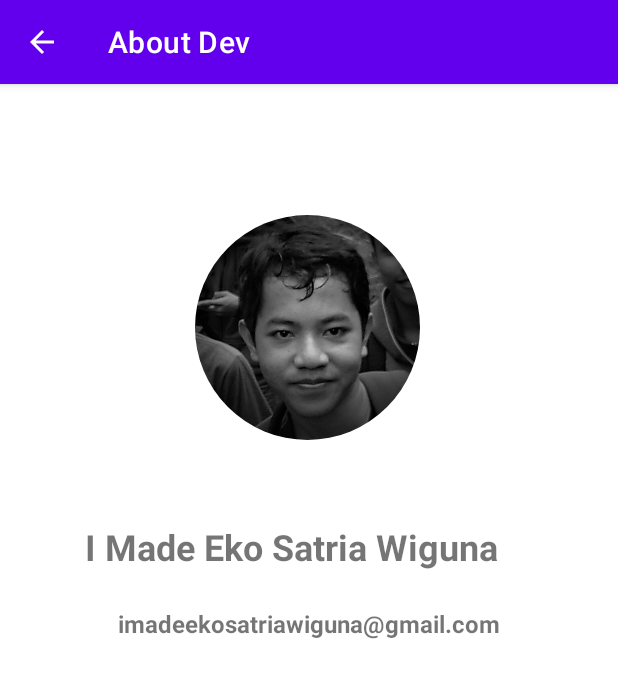
After one commit to imadeekosatria/Android-Courses-DCoding, an Android app: the About screen opened directly, with no data from a screen before it, on a phone screen of 412 x 824 dp. The commit adds this screen. Shown: the top 678 px of the screen. Run offline under Robolectric (Android 15) with nearby library versions, the phone set to English and light mode, and no system bars; our stand-ins replace CircleImageView.

Commit message:
Home & About, Miss Detail

```diff
--- a/Final_Project/app/src/main/AndroidManifest.xml
+++ b/Final_Project/app/src/main/AndroidManifest.xml
@@ -9,7 +9,11 @@
         android:roundIcon="@mipmap/ic_launcher_round"
         android:supportsRtl="true"
         android:theme="@style/Theme.FinalProject">
-        <activity android:name=".MainActivity"
+        <activity
+            android:name=".About"
+            android:exported="true" />
+        <activity
+            android:name=".MainActivity"
             android:exported="true">
             <intent-filter>
                 <action android:name="android.intent.action.MAIN" />
--- /dev/null
+++ b/Final_Project/app/src/main/java/com/example/finalproject/About.kt
@@ -0,0 +1,23 @@
+package com.example.finalproject
+
+import androidx.appcompat.app.AppCompatActivity
+import android.os.Bundle
+import androidx.appcompat.app.ActionBar
+
+class About : AppCompatActivity() {
+    override fun onCreate(savedInstanceState: Bundle?) {
+        super.onCreate(savedInstanceState)
+        setContentView(R.layout.activity_about)
+
+        //actionBar
+        val backButton = supportActionBar
+        backButton!!.title = "About Dev"
+        backButton.setDisplayHomeAsUpEnabled(true)
+
+    }
+
+    override fun onSupportNavigateUp(): Boolean {
+        onBackPressed()
+        return true
+    }
+}
--- /dev/null
+++ b/Final_Project/app/src/main/res/drawable/ic_person.xml
@@ -0,0 +1,5 @@
+<vector android:height="24dp" android:tint="#FFFFFF"
+    android:viewportHeight="24" android:viewportWidth="24"
+    android:width="24dp" xmlns:android="http://schemas.android.com/apk/res/android">
+    <path android:fillColor="@android:color/white" android:pathData="M12,5.9c1.16,0 2.1,0.94 2.1,2.1s-0.94,2.1 -2.1,2.1S9.9,9.16 9.9,8s0.94,-2.1 2.1,-2.1m0,9c2.97,0 6.1,1.46 6.1,2.1v1.1L5.9,18.1L5.9,17c0,-0.64 3.13,-2.1 6.1,-2.1M12,4C9.79,4 8,5.79 8,8s1.79,4 4,4 4,-1.79 4,-4 -1.79,-4 -4,-4zM12,13c-2.67,0 -8,1.34 -8,4v3h16v-3c0,-2.66 -5.33,-4 -8,-4z"/>
+</vector>
--- /dev/null
+++ b/Final_Project/app/src/main/res/layout/activity_about.xml
@@ -0,0 +1,45 @@
+<?xml version="1.0" encoding="utf-8"?>
+<androidx.constraintlayout.widget.ConstraintLayout xmlns:android="http://schemas.android.com/apk/res/android"
+    xmlns:app="http://schemas.android.com/apk/res-auto"
+    xmlns:tools="http://schemas.android.com/tools"
+    android:layout_width="match_parent"
+    android:layout_height="match_parent"
+    tools:context=".About">
+
+    <de.hdodenhof.circleimageview.CircleImageView
+        android:id="@+id/circleImageView"
+        android:layout_width="150dp"
+        android:layout_height="150dp"
+        android:src="@drawable/profile"
+        app:layout_constraintBottom_toBottomOf="@+id/nama_dev"
+        app:layout_constraintEnd_toEndOf="parent"
+        app:layout_constraintHorizontal_bias="0.497"
+        app:layout_constraintStart_toStartOf="parent"
+        app:layout_constraintTop_toTopOf="parent"/>
+
+    <TextView
+        android:id="@+id/nama_dev"
+        android:layout_width="wrap_content"
+        android:layout_height="wrap_content"
+        android:layout_marginTop="292dp"
+        android:text="@string/nama"
+        android:textSize="24sp"
+        android:textStyle="bold"
+
+        app:layout_constraintEnd_toEndOf="parent"
+        app:layout_constraintHorizontal_bias="0.415"
+        app:layout_constraintStart_toStartOf="parent"
+        app:layout_constraintTop_toTopOf="parent" />
+
+    <TextView
+        android:id="@+id/emai_dcoding"
+        android:layout_width="wrap_content"
+        android:layout_height="wrap_content"
+        android:layout_marginTop="24dp"
+        android:textSize="16sp"
+        android:textStyle="bold"
+        app:layout_constraintEnd_toEndOf="parent"
+        app:layout_constraintStart_toStartOf="parent"
+        app:layout_constraintTop_toBottomOf="@+id/nama_dev"
+        android:text="@string/email" />
+</androidx.constraintlayout.widget.ConstraintLayout>
--- a/Final_Project/app/src/main/res/values/strings.xml
+++ b/Final_Project/app/src/main/res/values/strings.xml
@@ -2,4 +2,7 @@
     <string name="app_name">Final Project</string>
     <string name="food_name">Nama Makanan</string>
     <string name="harga">Harga</string>
+    <string name="about">about</string>
+    <string name="nama">I Made Eko Satria Wiguna</string>
+    <string name="email">imadeekosatriawiguna@gmail.com</string>
 </resources>
```
Also changed, not shown: Final_Project/app/src/main/java/com/example/finalproject/MainActivity.kt (+19 -0 lines), Final_Project/app/src/main/res/menu/about.xml (added, +9 -0 lines), Final_Project/app/src/main/res/drawable/profile.jpg (added).
